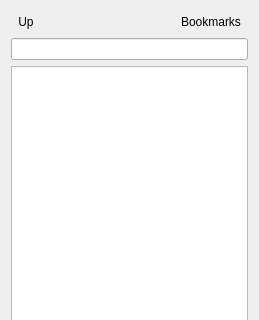
Before: the Qt Designer form ui/filebrowser.ui in sjuvonen/coquillo, drawn with Qt 5; both pictures show x 0 to 259 and y 0 to 320 of the 259 by 528 pixel window.
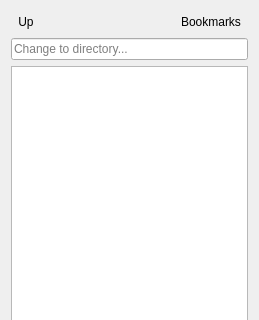
After: the same form once the commit is applied.

```diff
--- a/ui/filebrowser.ui
+++ b/ui/filebrowser.ui
@@ -55,7 +55,11 @@
     </layout>
    </item>
    <item>
-    <widget class="QLineEdit" name="path"/>
+    <widget class="QLineEdit" name="path">
+     <property name="placeholderText">
+      <string>Change to directory...</string>
+     </property>
+    </widget>
    </item>
    <item>
     <widget class="QTreeView" name="directories"/>
```
Left out of the diff: 3 changed lines with no effect on the pictures.
